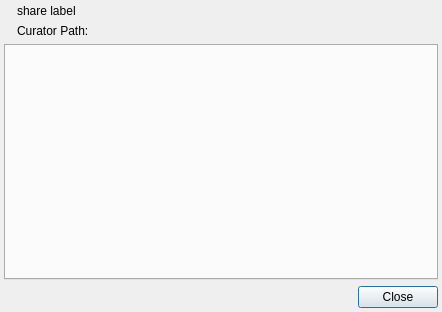
Above: src/gui/sharedialog.ui from CSG-Development/owncloud-client before the change. Below: the same form after it.
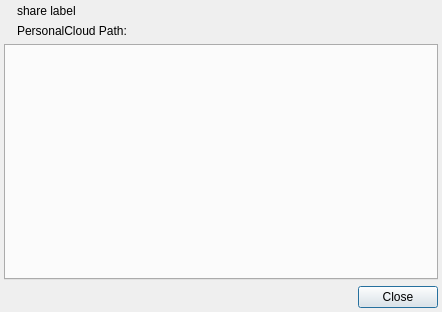
That is the form after the change.

Patch:
```diff
--- a/src/gui/sharedialog.ui
+++ b/src/gui/sharedialog.ui
@@ -69,7 +69,7 @@
           </font>
          </property>
          <property name="text">
-          <string>Curator Path:</string>
+          <string>PersonalCloud Path:</string>
          </property>
          <property name="textFormat">
           <enum>Qt::TextFormat::PlainText</enum>
```
